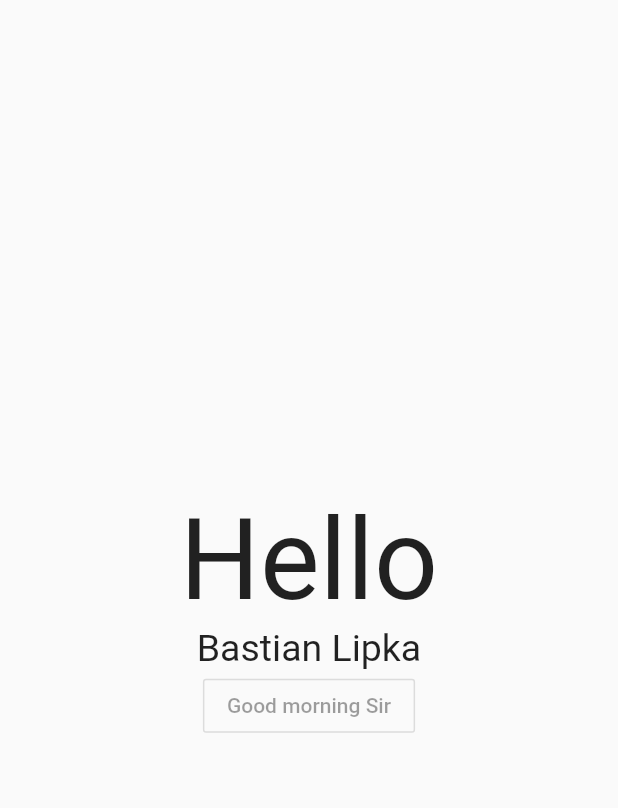
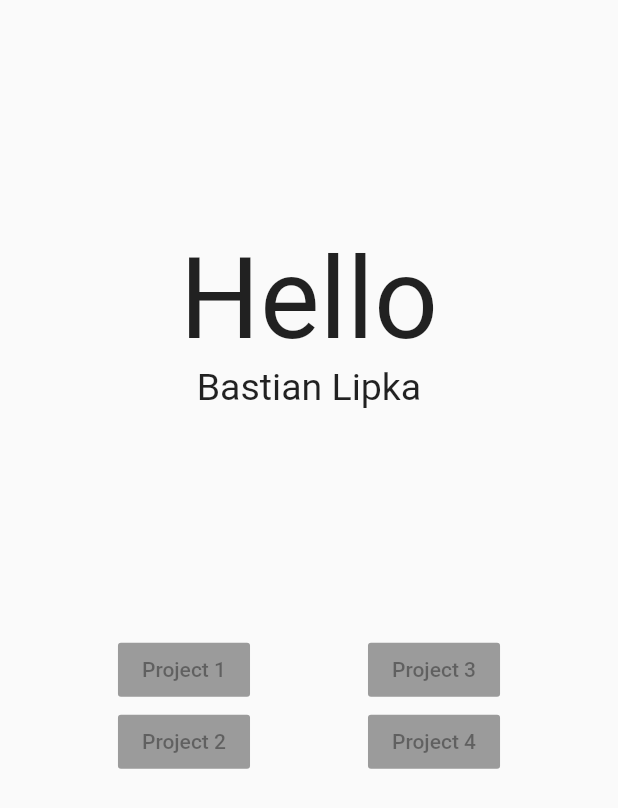
Before and after one commit to kirbs-btw/flutter, a Flutter app: the screen it shows after launch, on a phone screen of 412 x 824 dp. Shown: the top 808 px of the screen. Run offline on Flutter 3.47's test engine with Material 2 defaults, Android fonts, the phone set to English and light mode, and no system bars; Roboto replaces fonts that are missing (GothamBlack, GothamHTF, Hind).

Commit message:
Add files via upload

```diff
--- a/lib/main.dart
+++ b/lib/main.dart
@@ -39,31 +39,10 @@ class _MyHomePageState extends State<MyHomePage> {
 
   @override
   Widget build(BuildContext context) {
-    // This method is rerun every time setState is called, for instance as done
-    // by the _incrementCounter method above.
-    //
-    // The Flutter framework has been optimized to make rerunning build methods
-    // fast, so that you can just rebuild anything that needs updating rather
-    // than having to individually change instances of widgets.
+
     return Scaffold(
       body: Center(
-        // Center is a layout widget. It takes a single child and positions it
-        // in the middle of the parent.
         child: Column(
-          // Column is also a layout widget. It takes a list of children and
-          // arranges them vertically. By default, it sizes itself to fit its
-          // children horizontally, and tries to be as tall as its parent.
-          //
-          // Invoke "debug painting" (press "p" in the console, choose the
-          // "Toggle Debug Paint" action from the Flutter Inspector in Android
-          // Studio, or the "Toggle Debug Paint" command in Visual Studio Code)
-          // to see the wireframe for each widget.
-          //
-          // Column has various properties to control how it sizes itself and
-          // how it positions its children. Here we use mainAxisAlignment to
-          // center the children vertically; the main axis here is the vertical
-          // axis because Columns are vertical (the cross axis would be
-          // horizontal).
           mainAxisAlignment: MainAxisAlignment.center,
           children: <Widget>[
             const Text(
@@ -81,10 +60,37 @@ class _MyHomePageState extends State<MyHomePage> {
                 fontFamily: 'GothamHTF',
               ),
             ),
-            const OutlineButton(
-                child: const Text('Good morning Sir'),
-                onPressed: null,
-
+            Container(
+                margin: new EdgeInsets.symmetric(vertical: 150.0),
+                child: Row(
+                  mainAxisAlignment: MainAxisAlignment.spaceEvenly,
+                  children: <Widget>[
+                    Column(
+                      children: <Widget>[
+                        RaisedButton(
+                          child: const Text('Project 1'),
+                          onPressed: null,
+                        ),
+                        RaisedButton(
+                          child: const Text('Project 2'),
+                          onPressed: null,
+                        ),
+                      ],
+                    ),
+                    Column(
+                      children: <Widget>[
+                        RaisedButton(
+                          child: const Text('Project 3'),
+                          onPressed: null,
+                        ),
+                        RaisedButton(
+                          child: const Text('Project 4'),
+                          onPressed: null,
+                        ),
+                      ],
+                    ),
+                  ],
+                ),
             ),
           ],
         ),
```
